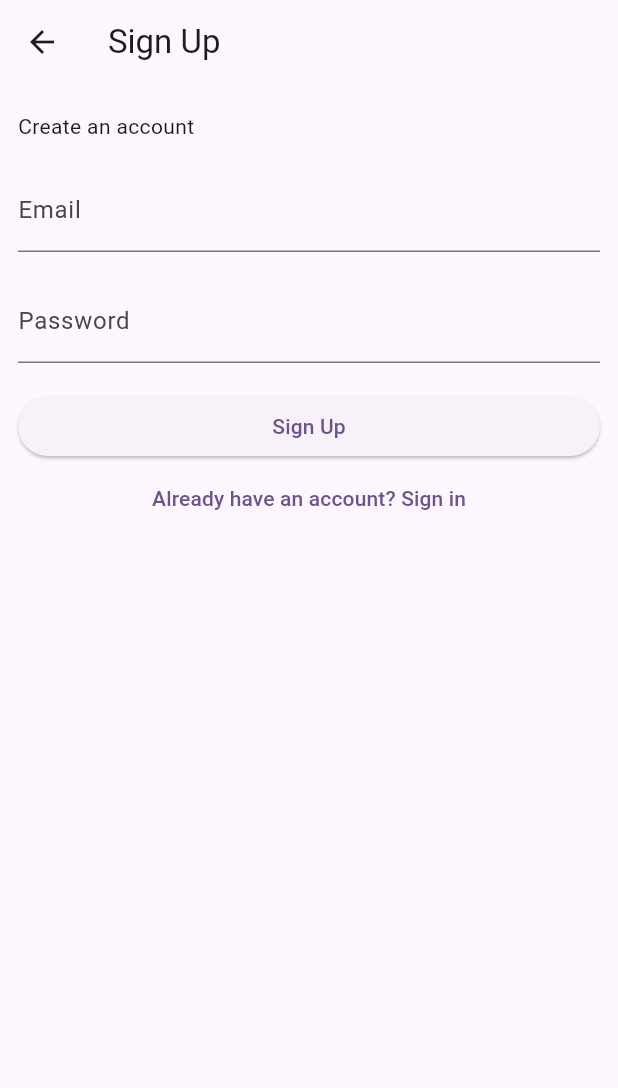
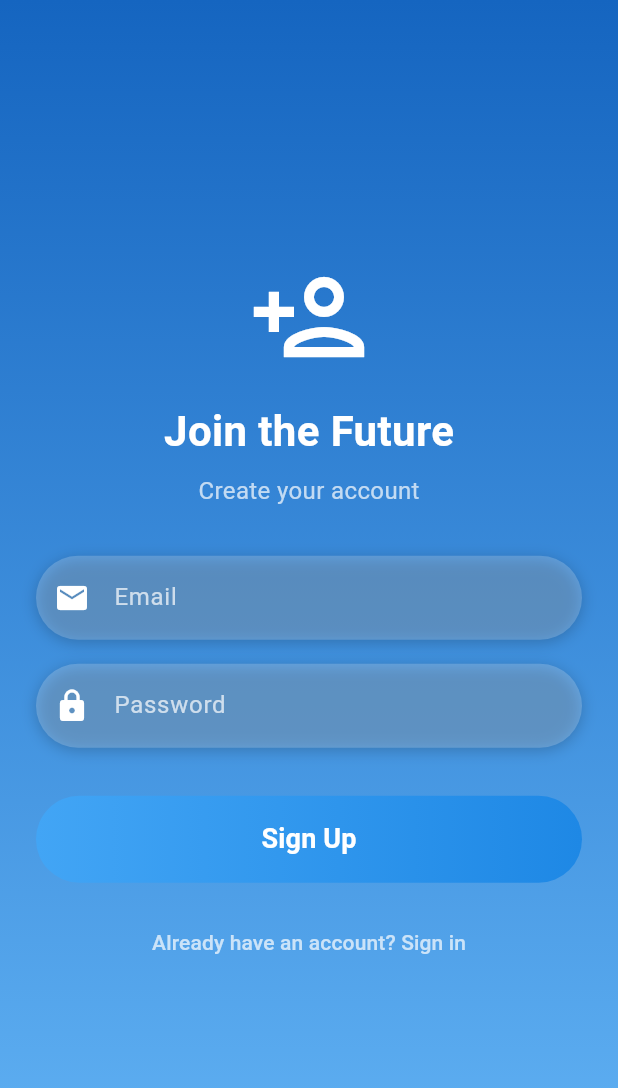
Before and after one commit to could-ai/019827b2-146c-7610-940e-a25455172f04, a Flutter app: the SignUpPage screen opened by its route, on a phone screen of 412 x 824 dp. Shown: the top 1088 px of the screen. Run offline on Flutter 3.47's test engine with Material 3 defaults, Android fonts, the phone set to English and light mode, and no system bars; our stand-ins replace supabase_flutter; accounts and stored records are empty.

Commit message:
Beautify signup page with gradient background, styled inputs, and modern design matching login page

```diff
--- a/usr/lib/pages/signup_page.dart
+++ b/usr/lib/pages/signup_page.dart
@@ -44,35 +44,155 @@ class _SignUpPageState extends State<SignUpPage> {
   @override
   Widget build(BuildContext context) {
     return Scaffold(
-      appBar: AppBar(title: const Text('Sign Up')),
-      body: ListView(
-        padding: const EdgeInsets.symmetric(vertical: 18, horizontal: 12),
+      body: Container(
+        decoration: const BoxDecoration(
+          gradient: LinearGradient(
+            begin: Alignment.topCenter,
+            end: Alignment.bottomCenter,
+            colors: [
+              Color(0xFF1565C0),
+              Color(0xFF64B5F6),
+            ],
+          ),
+        ),
+        child: Center(
+          child: SingleChildScrollView(
+            padding: const EdgeInsets.symmetric(horizontal: 24.0, vertical: 60.0),
+            child: Column(
+              mainAxisSize: MainAxisSize.min,
               children: [
-          const Text('Create an account'),
-          const SizedBox(height: 18),
-          TextFormField(
+                const Icon(
+                  Icons.person_add_outlined,
+                  size: 80,
+                  color: Colors.white,
+                ),
+                const SizedBox(height: 16),
+                const Text(
+                  'Join the Future',
+                  style: TextStyle(
+                    color: Colors.white,
+                    fontSize: 28,
+                    fontWeight: FontWeight.bold,
+                  ),
+                ),
+                const SizedBox(height: 8),
+                const Text(
+                  'Create your account',
+                  style: TextStyle(
+                    color: Colors.white70,
+                    fontSize: 16,
+                  ),
+                ),
+                const SizedBox(height: 32),
+                // Email Field
+                Container(
+                  decoration: BoxDecoration(
+                    color: Colors.white.withOpacity(0.2),
+                    borderRadius: BorderRadius.circular(30),
+                    boxShadow: [
+                      BoxShadow(
+                        color: Colors.black.withOpacity(0.2),
+                        blurRadius: 8,
+                        offset: const Offset(0, 2),
+                      ),
+                    ],
+                  ),
+                  child: TextFormField(
                     controller: _emailController,
-            decoration: const InputDecoration(labelText: 'Email'),
+                    decoration: const InputDecoration(
+                      prefixIcon: Icon(Icons.email, color: Colors.white),
+                      hintText: 'Email',
+                      hintStyle: TextStyle(color: Colors.white70),
+                      border: InputBorder.none,
+                      contentPadding:
+                          EdgeInsets.symmetric(horizontal: 20, vertical: 16),
+                    ),
+                    style: const TextStyle(color: Colors.white),
                     keyboardType: TextInputType.emailAddress,
                   ),
-          const SizedBox(height: 18),
-          TextFormField(
+                ),
+                const SizedBox(height: 16),
+                // Password Field
+                Container(
+                  decoration: BoxDecoration(
+                    color: Colors.white.withOpacity(0.2),
+                    borderRadius: BorderRadius.circular(30),
+                    boxShadow: [
+                      BoxShadow(
+                        color: Colors.black.withOpacity(0.2),
+                        blurRadius: 8,
+                        offset: const Offset(0, 2),
+                      ),
+                    ],
+                  ),
+                  child: TextFormField(
                     controller: _passwordController,
-            decoration: const InputDecoration(labelText: 'Password'),
+                    decoration: const InputDecoration(
+                      prefixIcon: Icon(Icons.lock, color: Colors.white),
+                      hintText: 'Password',
+                      hintStyle: TextStyle(color: Colors.white70),
+                      border: InputBorder.none,
+                      contentPadding:
+                          EdgeInsets.symmetric(horizontal: 20, vertical: 16),
+                    ),
                     obscureText: true,
+                    style: const TextStyle(color: Colors.white),
                   ),
-          const SizedBox(height: 18),
-          ElevatedButton(
+                ),
+                const SizedBox(height: 32),
+                // Sign Up Button
+                Container(
+                  width: double.infinity,
+                  decoration: BoxDecoration(
+                    gradient: const LinearGradient(
+                      colors: [Color(0xFF42A5F5), Color(0xFF1E88E5)],
+                    ),
+                    borderRadius: BorderRadius.circular(30),
+                  ),
+                  child: ElevatedButton(
                     onPressed: _isLoading ? null : _signUp,
-            child: Text(_isLoading ? 'Loading' : 'Sign Up'),
+                    style: ElevatedButton.styleFrom(
+                      elevation: 0,
+                      backgroundColor: Colors.transparent,
+                      shadowColor: Colors.transparent,
+                      shape: RoundedRectangleBorder(
+                        borderRadius: BorderRadius.circular(30),
                       ),
+                      padding: const EdgeInsets.symmetric(vertical: 16),
+                    ),
+                    child: _isLoading
+                        ? const SizedBox(
+                            height: 24,
+                            width: 24,
+                            child: CircularProgressIndicator(
+                              color: Colors.white,
+                              strokeWidth: 2,
+                            ),
+                          )
+                        : const Text(
+                            'Sign Up',
+                            style: TextStyle(
+                              color: Colors.white,
+                              fontSize: 18,
+                              fontWeight: FontWeight.bold,
+                            ),
+                          ),
+                  ),
+                ),
+                const SizedBox(height: 16),
                 TextButton(
                   onPressed: () {
                     Navigator.of(context).pop();
                   },
-            child: const Text('Already have an account? Sign in'),
-          )
+                  child: const Text(
+                    'Already have an account? Sign in',
+                    style: TextStyle(color: Colors.white70),
+                  ),
+                ),
               ],
+            ),
+          ),
+        ),
       ),
     );
   }
```
Lines whose indentation alone changed are shown as unchanged.
